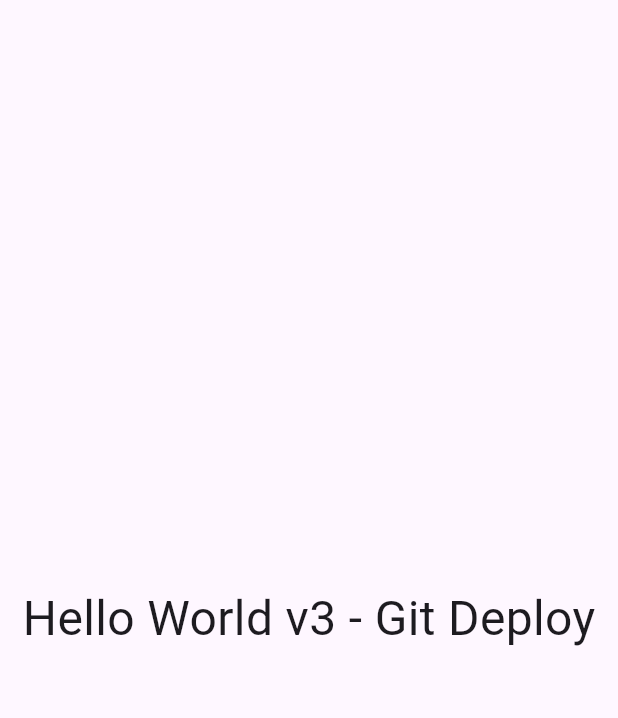
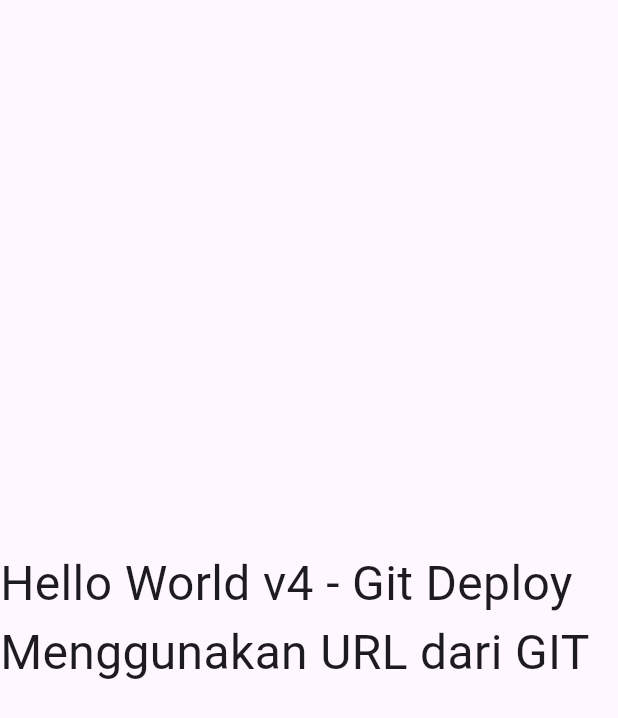
Before and after one commit to mfebrihariyadi/hello-devops-flutter, a Flutter app: the screen it shows after launch, on a phone screen of 412 x 824 dp. Shown: the top 718 px of the screen. Run offline on Flutter 3.47's test engine with Material 3 defaults, Android fonts, the phone set to English and light mode, and no system bars.

Commit message:
update main.dart

```diff
--- a/lib/main.dart
+++ b/lib/main.dart
@@ -11,7 +11,9 @@ class MyApp extends StatelessWidget {
   Widget build(BuildContext context) {
     return MaterialApp(
       home: Scaffold(
-        body: Center(child: Text('Hello World v3 - Git Deploy', style: TextStyle(fontSize: 32))),
+        body: Center(
+          child: Text('Hello World v4 - Git Deploy Menggunakan URL dari GIT', style: TextStyle(fontSize: 32)),
+        ),
       ),
     );
   }
```
